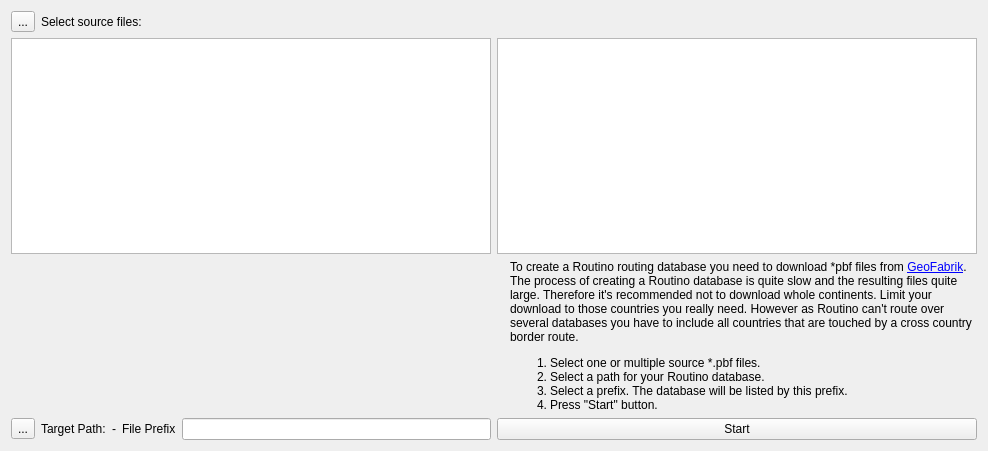
This is src/qmapshack/tool/IRoutinoDatabaseBuilder.ui in Maproom/qmapshack as Qt 5 draws it before an edit. The edited form follows.
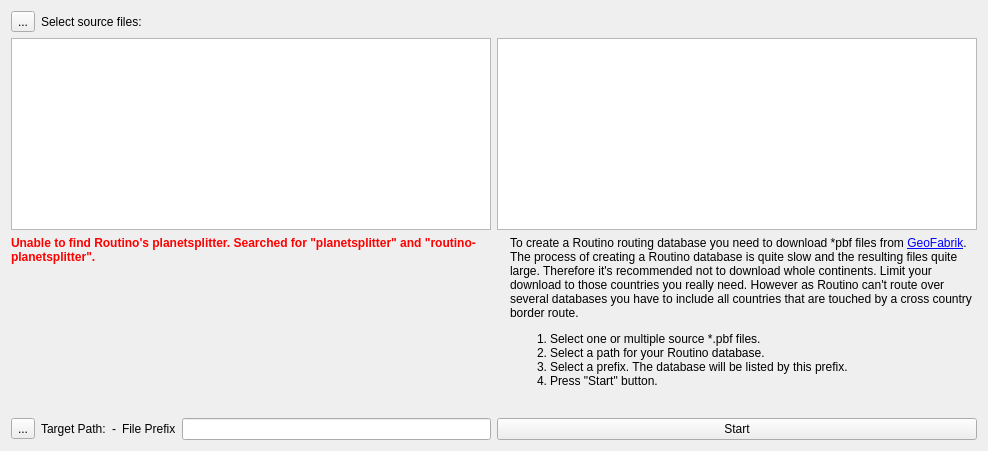
This is the edited form. Icons and pictures are not drawn.

Commit message: [Issue #393] Some Linux dsitributions do not have planetsplitter but routino-planetsplitter

The edit to the form file:
```diff
--- a/src/qmapshack/tool/IRoutinoDatabaseBuilder.ui
+++ b/src/qmapshack/tool/IRoutinoDatabaseBuilder.ui
@@ -149,6 +149,33 @@
      </item>
     </layout>
    </item>
+   <item row="2" column="0">
+    <layout class="QVBoxLayout" name="verticalLayout">
+     <item>
+      <widget class="QLabel" name="labelError">
+       <property name="text">
+        <string>&lt;b style = 'color: red'&gt; Unable to find Routino's planetsplitter. Searched for &quot;planetsplitter&quot; and &quot;routino-planetsplitter&quot;.&lt;/b&gt;</string>
+       </property>
+       <property name="wordWrap">
+        <bool>true</bool>
+       </property>
+      </widget>
+     </item>
+     <item>
+      <spacer name="verticalSpacer">
+       <property name="orientation">
+        <enum>Qt::Vertical</enum>
+       </property>
+       <property name="sizeHint" stdset="0">
+        <size>
+         <width>20</width>
+         <height>40</height>
+        </size>
+       </property>
+      </spacer>
+     </item>
+    </layout>
+   </item>
   </layout>
   <zorder>textBrowser</zorder>
   <zorder>pushStart</zorder>
```
Left out of the diff: 1 changed line with no effect on the pictures. The commit also changes 12 other files.
